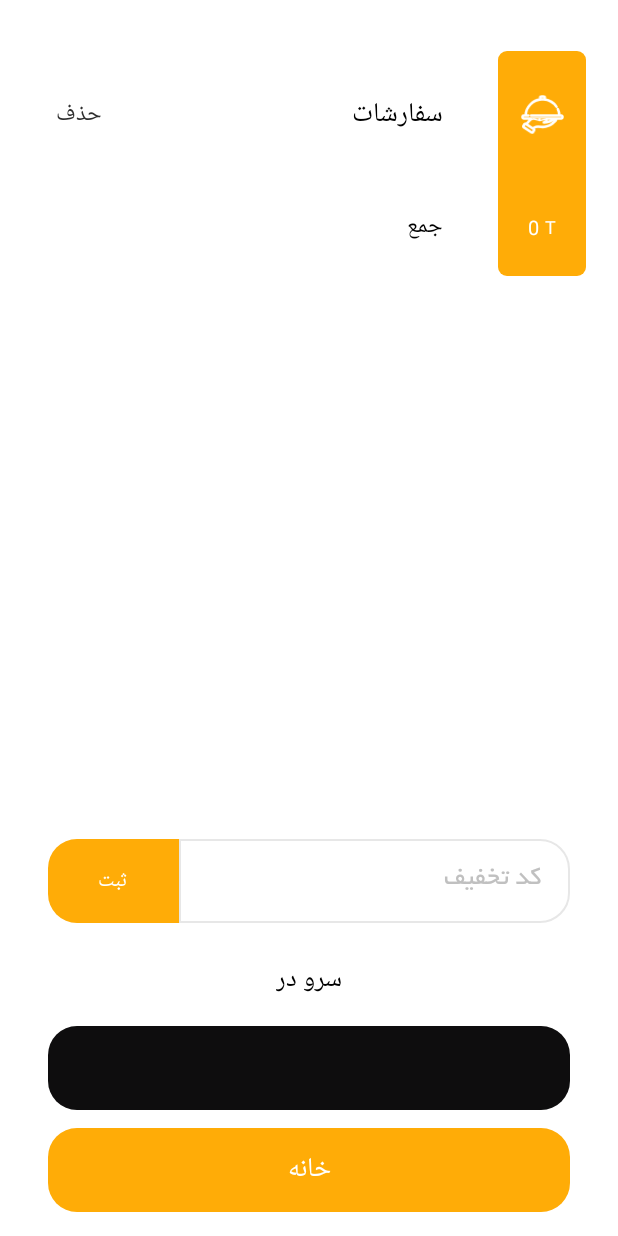
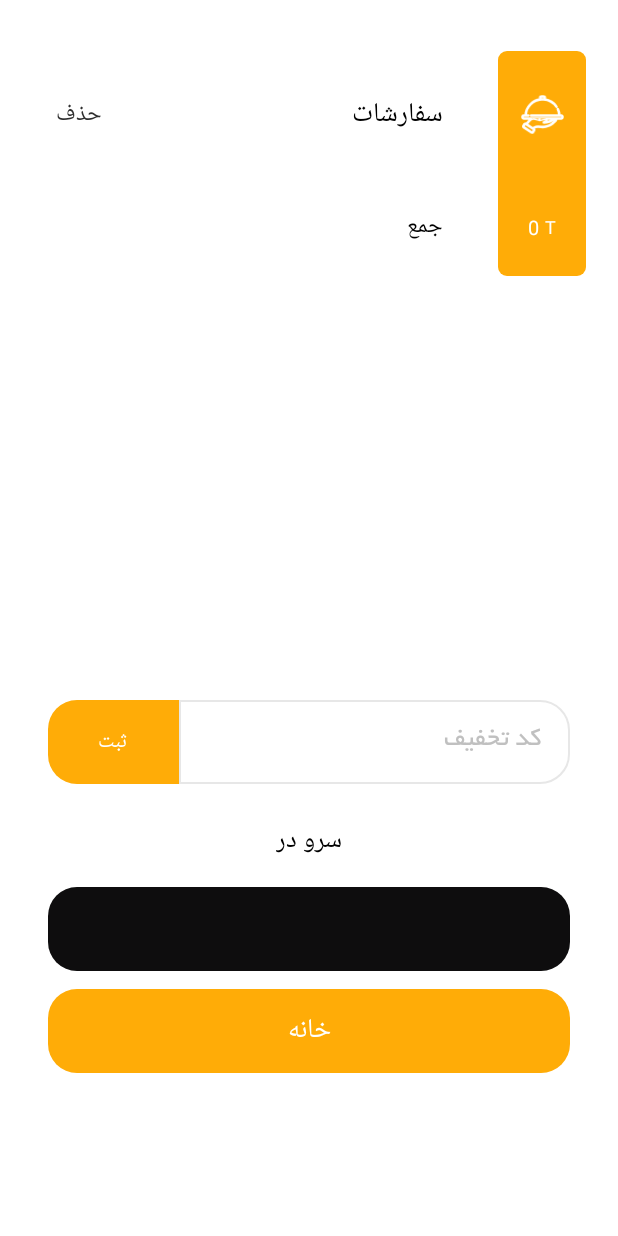
Before and after one commit to mohammadJaliliTorkamani/Lexeen-Reservation-KNTU-Thesis, an Android app: the fragment Fragment_Cart placed in its activity, on a phone screen of 412 x 824 dp. Run offline under Robolectric (Android 15) with nearby library versions, the phone set to English and light mode, and no system bars; our stand-ins replace Room's generated code, sdp/ssp sizes; libraries missing offline, so code that uses them is left out: com.daasuu.cat, com.karumi.dexter, com.microsoft.appcenter, com.pushpole.sdk, es.dmoral.toasty and 3 more; plain views replace ShadowLayout; Roboto replaces fonts that are not available here; 23 statements that could not run were skipped.

```diff
--- a/app/src/main/java/ir/ac/kntu/Fragment/Fragment_LandingPage.java
+++ b/app/src/main/java/ir/ac/kntu/Fragment/Fragment_LandingPage.java
@@ -188,7 +188,7 @@ public class Fragment_LandingPage extends Fragment {
                         return new SpannableGridLayoutManager.SpanInfo(1, 1);
                     }
                 },
-                2, 1.05f);
+                2, 1f);
 
         mainRecyclerView.setLayoutManager(main_layout_manager);
         mainAdapter = new Adapter_LandingPage(getActivity(), getFragmentManager(), main_list, SCANNER_ITEM_POSITION);
@@ -448,7 +448,7 @@ public class Fragment_LandingPage extends Fragment {
                             }));
                             break;
                         case FAILED:
-                            AlertDialog.Builder builder = new AlertDialog.Builder(ContextHelper.retrieveContext());
+                            AlertDialog.Builder builder = new AlertDialog.Builder(getActivity());
                             View inflateView = LayoutInflater.from(ContextHelper.retrieveContext()).inflate(R.layout.dialog_update, null, false);
                             builder.setView(inflateView);
                             builder.setCancelable(false);
--- a/app/src/main/res/layout/fragment_cart.xml
+++ b/app/src/main/res/layout/fragment_cart.xml
@@ -1,20 +1,26 @@
 <?xml version="1.0" encoding="utf-8"?>
-<androidx.constraintlayout.widget.ConstraintLayout xmlns:android="http://schemas.android.com/apk/res/android"
+<ScrollView xmlns:android="http://schemas.android.com/apk/res/android"
     xmlns:app="http://schemas.android.com/apk/res-auto"
     xmlns:tools="http://schemas.android.com/tools"
     android:layout_width="match_parent"
     android:layout_height="match_parent"
     android:background="@android:color/white"
+    android:clickable="true"
+    android:fillViewport="true"
+    android:focusable="true"
     android:orientation="vertical"
     android:overScrollMode="never"
-    android:clickable="true"
-    android:focusable="true"
     android:scrollbars="none"
     tools:context=".Fragment.Fragment_Cart">
 
+    <LinearLayout
+        android:layout_width="match_parent"
+        android:layout_height="match_parent"
+        android:orientation="vertical">
+
         <androidx.constraintlayout.widget.ConstraintLayout
             android:layout_width="match_parent"
-        android:layout_height="0dp"
+            android:layout_height="440dp"
             android:layout_marginBottom="@dimen/_8sdp"
             app:layout_constraintBottom_toTopOf="@id/fragment_cart_serve_mode_container"
             app:layout_constraintEnd_toEndOf="parent"
@@ -258,9 +264,9 @@
                             android:layout_height="match_parent"
                             android:background="@android:color/transparent"
                             android:hint="@string/discount"
+                            android:inputType="text"
                             android:maxLength="12"
                             android:maxLines="1"
-                        android:inputType="text"
                             android:textColorHint="@color/edt_gray" />
                     </LinearLayout>
 
@@ -329,4 +335,5 @@
 
             </LinearLayout>
         </androidx.constraintlayout.widget.ConstraintLayout>
-</androidx.constraintlayout.widget.ConstraintLayout>
+    </LinearLayout>
+</ScrollView>
--- a/app/src/main/res/layout/fragment_login.xml
+++ b/app/src/main/res/layout/fragment_login.xml
@@ -98,7 +98,7 @@
             android:layout_height="56dp"
             android:layout_marginStart="48dp"
             android:layout_marginEnd="48dp"
-            android:layout_marginBottom="64dp"
+            android:layout_marginBottom="120dp"
             android:background="@drawable/dr_user_pass"
             android:drawableStart="@drawable/ic_key"
             android:drawablePadding="16dp"
--- a/app/src/main/res/layout/fragment_scanner.xml
+++ b/app/src/main/res/layout/fragment_scanner.xml
@@ -23,6 +23,8 @@
             android:layout_height="@dimen/btm_bar_height"
             android:foreground="?android:attr/selectableItemBackground"
             android:text="@string/scan"
+            android:gravity="top|center_horizontal"
+            android:paddingTop="16dp"
             android:textColor="@android:color/white"
             android:textSize="@dimen/home_font_textview"
             app:layout_constraintBottom_toBottomOf="parent"
--- a/app/src/main/res/layout/fragment_scanning_result.xml
+++ b/app/src/main/res/layout/fragment_scanning_result.xml
@@ -227,6 +227,8 @@
     <ir.ac.kntu.Technical.CustomView.ButtonPlus
         android:id="@+id/scanning_qr_result_add"
         android:layout_width="0dp"
+        android:gravity="top|center_horizontal"
+        android:paddingTop="16dp"
         android:layout_height="@dimen/btm_bar_height"
         android:foreground="?android:attr/selectableItemBackground"
         android:text="@string/add"
--- a/app/src/main/res/layout/item_landing_page.xml
+++ b/app/src/main/res/layout/item_landing_page.xml
@@ -5,10 +5,7 @@
     android:layout_width="match_parent"
     android:layout_height="match_parent"
     android:layout_gravity="center"
-    android:layout_marginStart="14dp"
-    android:layout_marginTop="10dp"
-    android:layout_marginEnd="14dp"
-    android:layout_marginBottom="10dp"
+    android:layout_margin="4dp"
     app:cardCornerRadius="24dp"
     app:cardElevation="0dp">
 
--- a/app/src/main/res/values/dimens.xml
+++ b/app/src/main/res/values/dimens.xml
@@ -1,5 +1,5 @@
 <resources>
-    <dimen name="btm_bar_height">70dp</dimen>
+    <dimen name="btm_bar_height">100dp</dimen>
     <dimen name="line_spacing">10dp</dimen>
     <dimen name="home_font_textview">20sp</dimen>
     <dimen name="tv_aban_group">14sp</dimen>
```
Also changed, not shown: app/src/main/java/ir/ac/kntu/Entity/Address.java (+7 -5 lines), app/src/main/java/ir/ac/kntu/Fragment/Fragment_ScanningResult.java (+4 -4 lines). Lines whose indentation alone changed are shown as unchanged.
